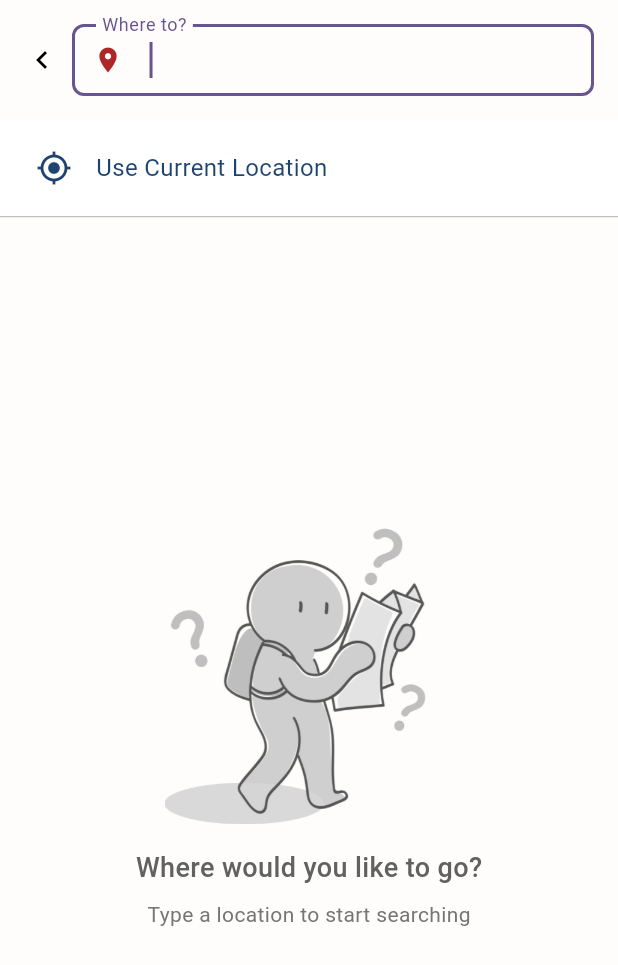
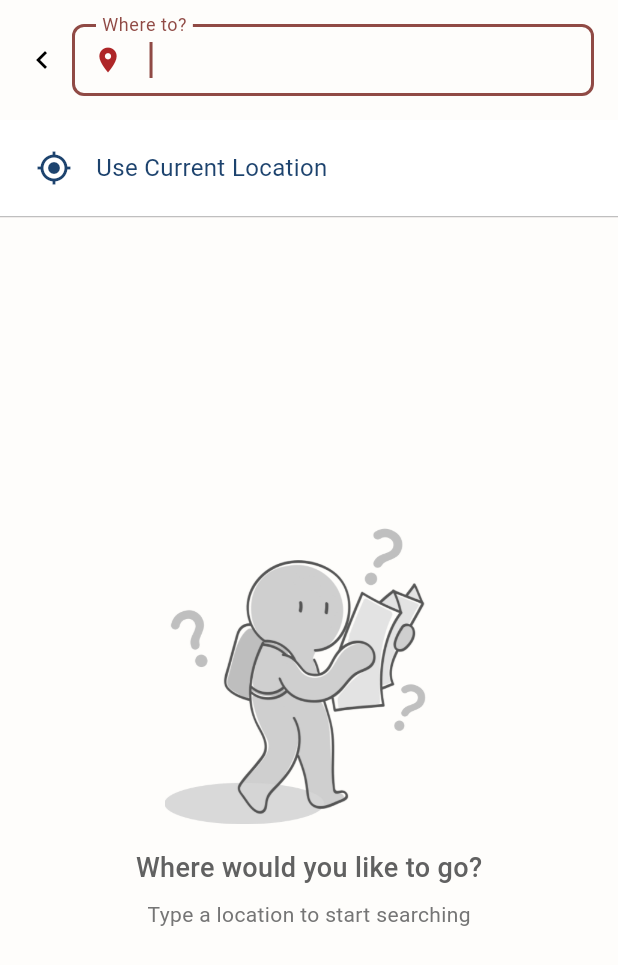
Before and after one commit to rokkunbruv/hacktose-intolerant, a Flutter app: the screen it shows after launch, after a tap on "Current Location", on a phone screen of 412 x 824 dp. Shown: the top 965 px of the screen. Run offline on Flutter 3.47's test engine with Material 3 defaults, Android fonts, the phone set to English and light mode, and no system bars; our stand-ins replace dio, flutter_dotenv, flutter_tts, geolocator, google_generative_ai, google_maps_flutter and 2 more; missing offline and left inert: flutter_polyline_points.

Commit message:
prepared app for release

```diff
--- a/frontend/lib/main.dart
+++ b/frontend/lib/main.dart
@@ -9,6 +9,7 @@ import 'package:tultul/provider/route_finder_provider.dart';
 import 'package:tultul/provider/jeepney_provider.dart';
 import 'package:tultul/provider/position_provider.dart';
 import 'package:tultul/provider/search_locations_provider.dart';
+import 'package:tultul/theme/colors.dart';
 import 'package:tultul/utils/location/request_location_services.dart';
 import 'package:tultul/utils/navigation/navigator_key.dart';
 
@@ -48,7 +49,7 @@ class MyApp extends StatelessWidget {
       debugShowCheckedModeBanner: false,
       title: 'Hacktose Intolerant App',
       theme: ThemeData(
-        colorScheme: ColorScheme.fromSeed(seedColor: Colors.deepPurple),
+        colorScheme: ColorScheme.fromSeed(seedColor: AppColors.red),
         useMaterial3: true,
       ),
       home: const HomePage(),
```
Also changed, not shown: 1 other file.
